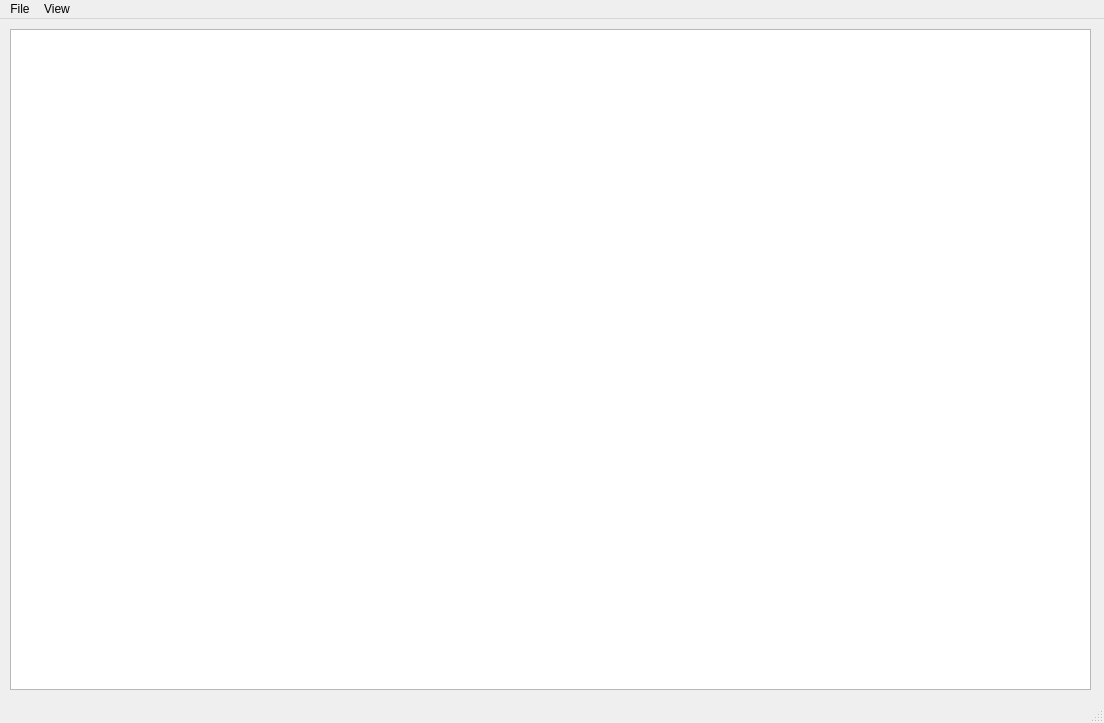
First picture: the form in ui/visualizer.ui, repository sashaouellet/Helix, before the edit.
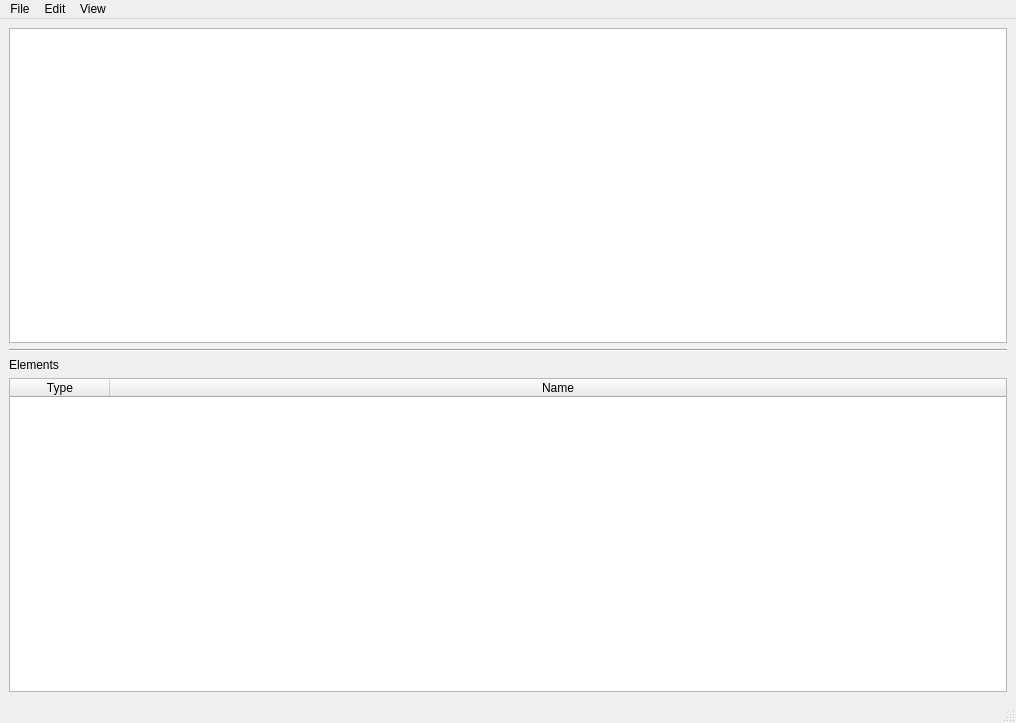
Second picture: the form after the edit.

Diff of the .ui file:
```diff
--- a/ui/visualizer.ui
+++ b/ui/visualizer.ui
@@ -9,37 +9,88 @@
    <rect>
     <x>0</x>
     <y>0</y>
-    <width>1104</width>
+    <width>1016</width>
     <height>723</height>
    </rect>
   </property>
   <property name="windowTitle">
    <string>Helix Visualizer</string>
   </property>
-  <widget class="QWidget" name="centralwidget">
-   <widget class="QTreeView" name="VIEW_tree">
-    <property name="geometry">
-     <rect>
-      <x>10</x>
-      <y>10</y>
-      <width>1081</width>
-      <height>661</height>
-     </rect>
-    </property>
-    <property name="uniformRowHeights">
-     <bool>true</bool>
-    </property>
-    <attribute name="headerVisible">
-     <bool>true</bool>
-    </attribute>
-   </widget>
+  <widget class="QWidget" name="WIDG_main">
+   <layout class="QVBoxLayout" name="verticalLayout">
+    <item>
+     <widget class="QColumnView" name="VIEW_cols">
+      <property name="tabKeyNavigation">
+       <bool>true</bool>
+      </property>
+      <property name="alternatingRowColors">
+       <bool>true</bool>
+      </property>
+      <property name="selectionMode">
+       <enum>QAbstractItemView::SingleSelection</enum>
+      </property>
+     </widget>
+    </item>
+    <item>
+     <widget class="Line" name="line">
+      <property name="orientation">
+       <enum>Qt::Horizontal</enum>
+      </property>
+     </widget>
+    </item>
+    <item>
+     <widget class="QLabel" name="label">
+      <property name="text">
+       <string>Elements</string>
+      </property>
+     </widget>
+    </item>
+    <item>
+     <widget class="QTableWidget" name="TBL_elements">
+      <property name="alternatingRowColors">
+       <bool>true</bool>
+      </property>
+      <property name="selectionMode">
+       <enum>QAbstractItemView::SingleSelection</enum>
+      </property>
+      <property name="selectionBehavior">
+       <enum>QAbstractItemView::SelectRows</enum>
+      </property>
+      <property name="sortingEnabled">
+       <bool>true</bool>
+      </property>
+      <attribute name="horizontalHeaderCascadingSectionResizes">
+       <bool>false</bool>
+      </attribute>
+      <attribute name="horizontalHeaderShowSortIndicator" stdset="0">
+       <bool>true</bool>
+      </attribute>
+      <attribute name="horizontalHeaderStretchLastSection">
+       <bool>true</bool>
+      </attribute>
+      <attribute name="verticalHeaderVisible">
+       <bool>false</bool>
+      </attribute>
+      <column>
+       <property name="text">
+        <string>Type</string>
+       </property>
+      </column>
+      <column>
+       <property name="text">
+        <string>Name</string>
+       </property>
+      </column>
+     </widget>
+    </item>
+   </layout>
   </widget>
   <widget class="QMenuBar" name="menubar">
    <property name="geometry">
     <rect>
      <x>0</x>
      <y>0</y>
-     <width>1104</width>
+     <width>1016</width>
      <height>28</height>
     </rect>
    </property>
@@ -54,8 +105,17 @@
      <string>View</string>
     </property>
     <addaction name="ACT_reload"/>
+    <addaction name="ACT_find"/>
+    <addaction name="MENU_elementTypes"/>
+   </widget>
+   <widget class="QMenu" name="menuEdit">
+    <property name="title">
+     <string>Edit</string>
+    </property>
+    <addaction name="ACT_editProperties"/>
    </widget>
    <addaction name="menuFile"/>
+   <addaction name="menuEdit"/>
    <addaction name="menuView"/>
   </widget>
   <widget class="QStatusBar" name="statusbar"/>
```
Left out of the diff: 113 changed lines with no effect on the pictures.
